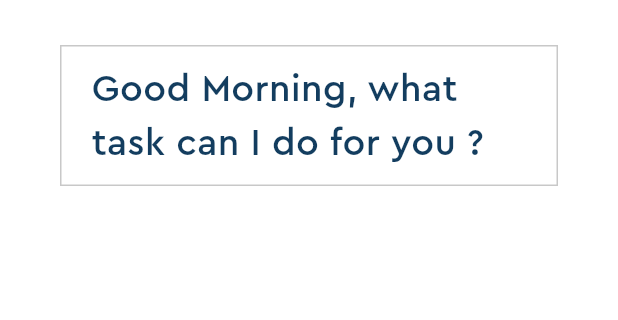
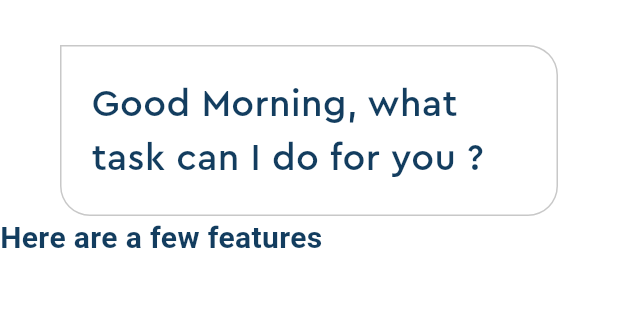
Before and after one commit to kanishkadz/voice_assitant, a Flutter app: the screen it shows after launch, on a phone screen of 412 x 824 dp, the part 270-590 px from its top. Run offline on Flutter 3.47's test engine with Material 3 defaults, Android fonts, the light colour scheme and no system bars; Roboto replaces fonts that are missing (Sera Pro).

Commit message:
Update home_page.dart

```diff
--- a/lib/home_page.dart
+++ b/lib/home_page.dart
@@ -55,15 +55,32 @@ class _HomePageState extends State<HomePage> {
               border: Border.all(
                 color: Pallete.borderColor,
               ),
+              borderRadius: BorderRadius.circular(20).copyWith(
+                topLeft: Radius.zero,
+              ),
             ),
-            child: const Text(
-                'Good Morning, what task can I do for you ?',
-                style: const TextStyle(
-                  fontFamily: 'Cera Pro',
-                  color: Pallete.mainFontColor,
-                  fontSize: 25,
-            )),
+            child: const Padding(
+              padding: EdgeInsets.symmetric(vertical: 10.0),
+              child: Text(
+                  'Good Morning, what task can I do for you ?',
+                  style: TextStyle(
+                    fontFamily: 'Cera Pro',
+                    color: Pallete.mainFontColor,
+                    fontSize: 25,
+              )),
+            ),
           ),
+          Container(
+
+            alignment: Alignment.centerLeft,
+            child: const Text('Here are a few features', style: TextStyle(
+              fontFamily: 'Sera Pro',
+              color: Pallete.mainFontColor,
+              fontSize: 20,
+              fontWeight: FontWeight.bold,
+            ),),
+          )
+          //suggestions list
         ],
       ),
     );
```
